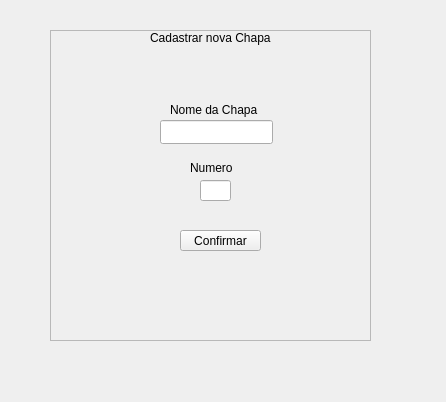
patriciaoliveira1/UrnaEscolar, file UI/Cadastro.ui: the form before one commit.
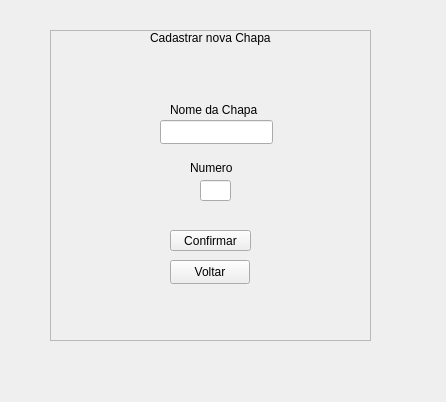
The form after the commit.

Patch:
```diff
--- a/UI/Cadastro.ui
+++ b/UI/Cadastro.ui
@@ -90,7 +90,7 @@
    <widget class="QPushButton" name="BotaConfirmCad">
     <property name="geometry">
      <rect>
-      <x>130</x>
+      <x>120</x>
       <y>200</y>
       <width>81</width>
       <height>21</height>
@@ -100,6 +100,19 @@
      <string>Confirmar</string>
     </property>
    </widget>
+   <widget class="QPushButton" name="BotaVoltar">
+    <property name="geometry">
+     <rect>
+      <x>120</x>
+      <y>230</y>
+      <width>80</width>
+      <height>24</height>
+     </rect>
+    </property>
+    <property name="text">
+     <string>Voltar</string>
+    </property>
+   </widget>
   </widget>
  </widget>
  <resources/>
```
